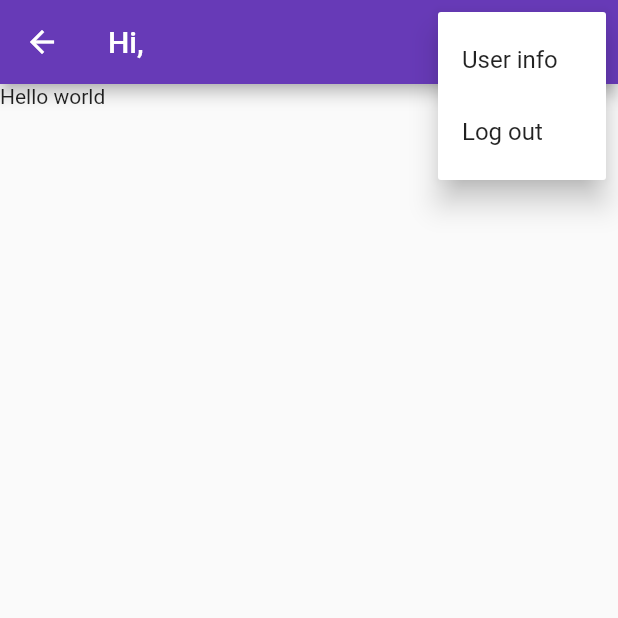
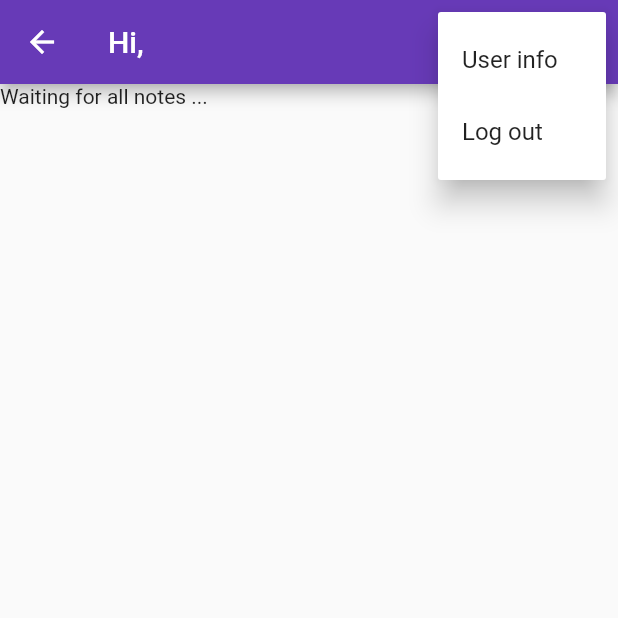
Before and after one commit to peakodev/flutter-mynotes, a Flutter app: the NotesView screen opened by its route, after a tap on the "more vert" icon, on a phone screen of 412 x 824 dp, the top half of it. Run offline on Flutter 3.47's test engine with Material 2 defaults, Android fonts, the phone set to English and light mode, and no system bars; our stand-ins replace firebase_auth, firebase_core, sqflite; accounts and stored records are empty.

Commit message:
chapter-29: streams into view

```diff
--- a/lib/services/crud/notes_service.dart
+++ b/lib/services/crud/notes_service.dart
@@ -9,10 +9,16 @@ import 'package:mynotes/services/crud/crud_exceptions.dart';
 class NotesService {
   Database? _db;
 
+  static final NotesService _shared = NotesService._sharedInstance();
+  NotesService._sharedInstance();
+  factory NotesService() => _shared;
+
   List<DatabaseNote> _notes = [];
 
   final _notesStreamController =
       StreamController<List<DatabaseNote>>.broadcast();
+
+  Stream<List<DatabaseNote>> get allNotes => _notesStreamController.stream;
 
   Future<void> _cacheNotes() async {
     final allNotes = await getAllNotes();
@@ -34,6 +40,7 @@ class NotesService {
     required DatabaseNote note,
     required String text,
   }) async {
+    await _ensureDbIsOpen();
     final db = _getDatabaseOrThrow();
 
     // make sure note exists
@@ -60,12 +67,14 @@ class NotesService {
   }
 
   Future<Iterable<DatabaseNote>> getAllNotes() async {
+    await _ensureDbIsOpen();
     final db = _getDatabaseOrThrow();
     final notes = await db.query(noteTable);
     return notes.map((noteRow) => DatabaseNote.fromRow(noteRow));
   }
 
   Future<DatabaseNote> getNote({required int id}) async {
+    await _ensureDbIsOpen();
     final db = _getDatabaseOrThrow();
     final notes = await db.query(
       noteTable,
@@ -84,6 +93,7 @@ class NotesService {
   }
 
   Future<int> deleteAllNotes() async {
+    await _ensureDbIsOpen();
     final db = _getDatabaseOrThrow();
     final numberOfDeletions = await db.delete(noteTable);
     _notes = [];
@@ -92,6 +102,7 @@ class NotesService {
   }
 
   Future<void> deleteNote({required int id}) async {
+    await _ensureDbIsOpen();
     final db = _getDatabaseOrThrow();
     final deletedCount = await db.delete(
       noteTable,
@@ -107,6 +118,7 @@ class NotesService {
   }
 
   Future<DatabaseNote> createNote({required DatabaseUser owner}) async {
+    await _ensureDbIsOpen();
     final db = _getDatabaseOrThrow();
     final dbUser = await getUser(email: owner.email);
     if (dbUser != owner) {
@@ -136,6 +148,7 @@ class NotesService {
   }
 
   Future<DatabaseUser> getUser({required String email}) async {
+    await _ensureDbIsOpen();
     final db = _getDatabaseOrThrow();
     final results = await db.query(
       userTable,
@@ -151,6 +164,7 @@ class NotesService {
   }
 
   Future<DatabaseUser> createUser({required String email}) async {
+    await _ensureDbIsOpen();
     final db = _getDatabaseOrThrow();
     final results = await db.query(
       userTable,
@@ -172,6 +186,7 @@ class NotesService {
   }
 
   Future<void> deleteUser({required String email}) async {
+    await _ensureDbIsOpen();
     final db = _getDatabaseOrThrow();
     final deletedCount = await db.delete(
       userTable,
@@ -189,6 +204,14 @@ class NotesService {
       throw DatabaseIsNotOpenException();
     } else {
       return db;
+    }
+  }
+
+  Future<void> _ensureDbIsOpen() async {
+    try {
+      await open();
+    } on DatabaseAlreadyOpenException {
+      // empty
     }
   }
 
--- a/lib/views/notes_view.dart
+++ b/lib/views/notes_view.dart
@@ -2,6 +2,7 @@ import 'package:flutter/material.dart';
 import 'package:mynotes/constants/routes.dart';
 import 'package:mynotes/enums/menu_actions.dart';
 import 'package:mynotes/services/auth/auth_service.dart';
+import 'package:mynotes/services/crud/notes_service.dart';
 
 class NotesView extends StatefulWidget {
   const NotesView({Key? key}) : super(key: key);
@@ -11,6 +12,21 @@ class NotesView extends StatefulWidget {
 }
 
 class _NotesViewState extends State<NotesView> {
+  late final NotesService _notesService;
+  String get userEmail => AuthService.firebase().currentUser!.email!;
+
+  @override
+  void initState() {
+    _notesService = NotesService();
+    super.initState();
+  }
+
+  @override
+  void dispose() {
+    _notesService.close();
+    super.dispose();
+  }
+
   @override
   Widget build(BuildContext context) {
     final user = AuthService.firebase().currentUser;
@@ -55,7 +71,27 @@ class _NotesViewState extends State<NotesView> {
           )
         ],
       ),
-      body: const Text('Hello world'),
+      body: FutureBuilder(
+        future: _notesService.getOrCreateUser(email: userEmail),
+        builder: (context, snapshot) {
+          switch (snapshot.connectionState) {
+            case ConnectionState.done:
+              return StreamBuilder(
+                stream: _notesService.allNotes,
+                builder: (context, snapshot) {
+                  switch (snapshot.connectionState) {
+                    case ConnectionState.waiting:
+                      return const Text('Waiting for all notes ...');
+                    default:
+                      return const CircularProgressIndicator();
+                  }
+                },
+              );
+            default:
+              return const CircularProgressIndicator();
+          }
+        },
+      ),
     );
   }
 }
```
